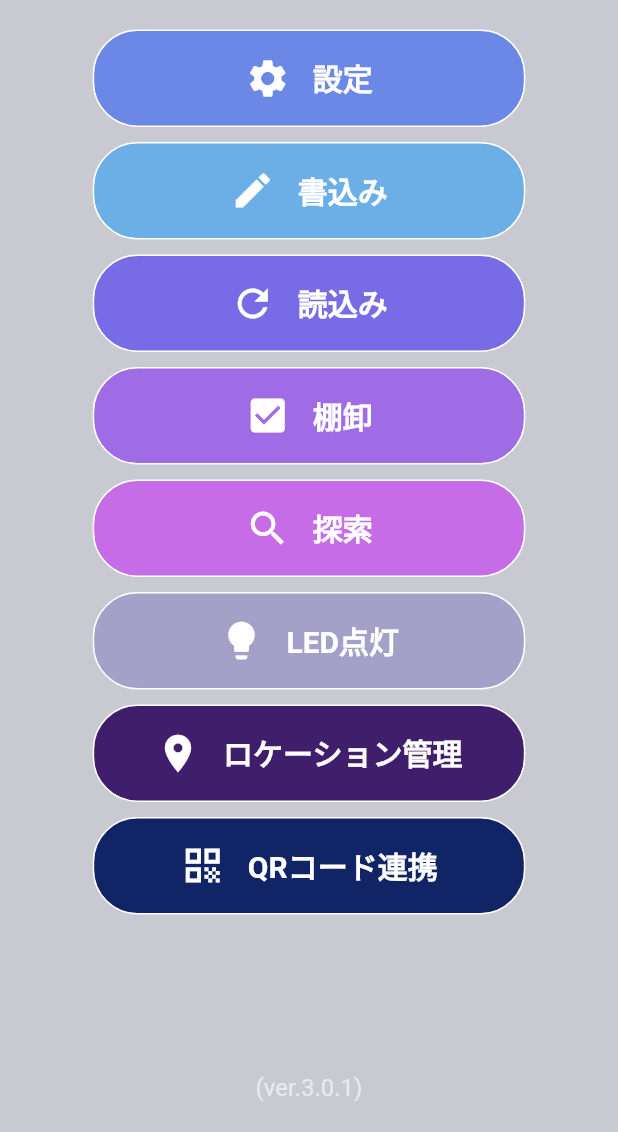
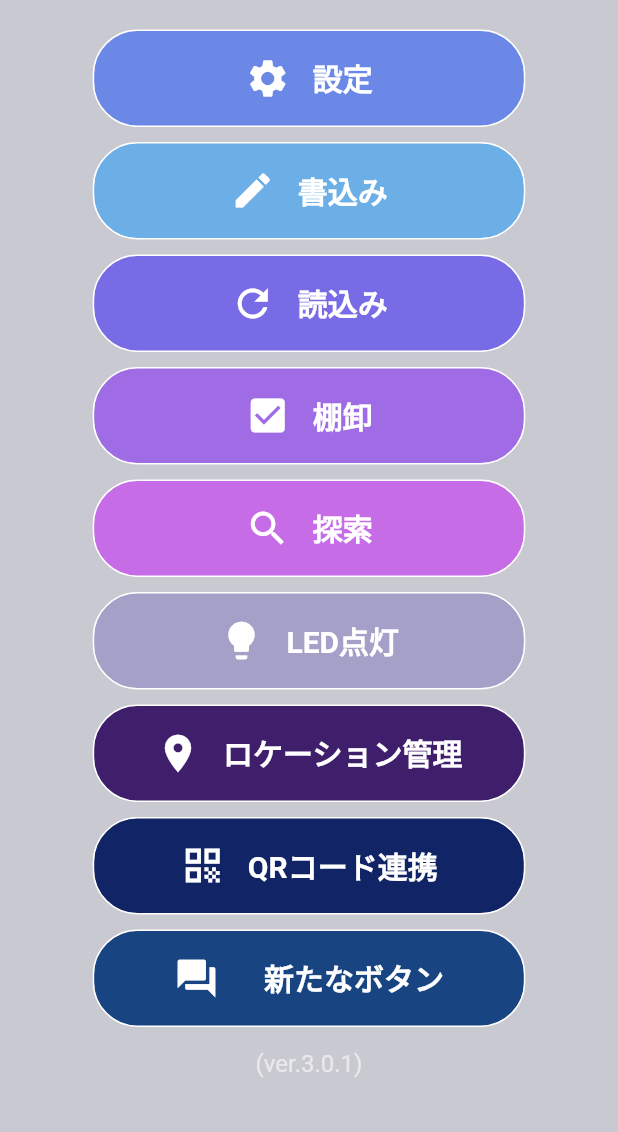
Before and after one commit to scdhub/TagSnap, a Flutter app: the screen it shows after launch, on a phone screen of 412 x 824 dp, the part 104-1236 px from its top. Run offline on Flutter 3.47's test engine with Material 3 defaults, Android fonts, the phone set to English and light mode, and no system bars; Roboto replaces fonts that are missing (NotoSansJP).

Commit message:
変更点： ボタンの追加 スクロール機能の追加

```diff
--- /dev/null
+++ b/lib/top_page_design/top_new_btn.dart
@@ -0,0 +1,80 @@
+import 'package:flutter/material.dart';
+
+class TopNewBtn extends StatefulWidget {
+  const TopNewBtn({super.key});
+
+  @override
+  State<TopNewBtn> createState()  => _TopNewButton();
+}
+
+class _TopNewButton extends State<TopNewBtn> {
+  bool isPressed = false; //ボタン押下時の変化
+  @override
+  Widget build(BuildContext context) {
+    double screenWidth = MediaQuery
+        .of(context)
+        .size
+        .width; //端末の幅に合わせる
+
+
+    // return InkWell(
+    //     onTap: () {
+    //       Navigator.push(context,MaterialPageRoute(builder: (context)
+    //       => NextPage()),  // 遷移先のページ
+    //       );
+    //     },
+    return GestureDetector(
+      //ボタンの動作変化について
+      onTapDown: (_) => setState(() => isPressed = true),  // 押した時
+      onTapUp: (_) => setState(() => isPressed = false),   // 離した時
+      onTapCancel: () => setState(() => isPressed = false), // キャンセル時
+
+      child: AnimatedContainer(
+        duration: Duration(milliseconds: 150),
+        width: screenWidth * 0.7,
+        height: 65,
+        decoration: BoxDecoration(
+          color:  Color(0xFF184581),
+          borderRadius: BorderRadius.circular(30),
+          border: Border.all(color:Colors.white, width: 1),
+          boxShadow: isPressed
+              ? [ // 押したときは影をうすくする
+            BoxShadow(
+              color: Colors.grey.shade500,
+              offset: Offset(2, 2),
+              blurRadius: 5,
+            ),
+            BoxShadow(
+              color: Colors.white,
+              offset: Offset(-2, -2),
+              blurRadius: 5,
+            ),
+          ]
+              : [],
+        ),
+
+        child: Center(
+          child: Row(
+            mainAxisAlignment: MainAxisAlignment.center,
+            children: [
+              Icon(
+                Icons.question_answer,  // アイコンの追加
+                color: Colors.white,  // アイコンの色
+                size: 30,  // アイコンのサイズ
+              ),
+              SizedBox(width:  30),  // アイコンとテキストの間隔を空ける
+              Text(
+                '新たなボタン',
+                style: TextStyle(
+                  fontSize: 20,
+                  color: Colors.white,
+                  fontWeight: FontWeight.bold,
+                ),
+              ),
+            ],
+          ),
+        ),
+      ),
+    );
+  }
+}
--- a/lib/top_page_design/top_page.dart
+++ b/lib/top_page_design/top_page.dart
@@ -3,6 +3,7 @@ import 'package:tagsnap/top_page_design/top_inventory_btn.dart';
 import 'package:tagsnap/top_page_design/top_led_btn.dart';
 import 'package:tagsnap/top_page_design/top_loading_btn.dart';
 import 'package:tagsnap/top_page_design/top_location_btn.dart';
+import 'package:tagsnap/top_page_design/top_new_btn.dart';
 import 'package:tagsnap/top_page_design/top_qr_btn.dart';
 import 'package:tagsnap/top_page_design/top_search_btn.dart';
 import 'package:tagsnap/top_page_design/top_setting_btn.dart';
@@ -30,8 +31,8 @@ class _TopPageState extends State<TopPage> {
                 .padding
                 .top + 5
         ), // ステータスバーの高さを考慮した上部の余白を追加
+        child:SingleChildScrollView(
         child: Column(
-          mainAxisAlignment: MainAxisAlignment.center,
           crossAxisAlignment: CrossAxisAlignment.center,
           children: [
             Padding(
@@ -59,9 +60,10 @@ class _TopPageState extends State<TopPage> {
             Center(child: TopLocationBtn()), //ロケーション管理ボタン
             SizedBox(height: 10),
             Center(child: TopQrBtn()), //QRコードボタン
+            SizedBox(height: 10),
+            Center(child: TopNewBtn()), //QRコードボタン
 
-            Spacer(),
-
+            SizedBox(height: 15),
             // アプリバージョン表示（下部に移動）
             Padding(
               padding: const EdgeInsets.only(bottom: 20),
@@ -76,6 +78,7 @@ class _TopPageState extends State<TopPage> {
           ],
         ),
       ),
+      ),
     );
   }
 }
```
Also changed, not shown: 1 other file.
